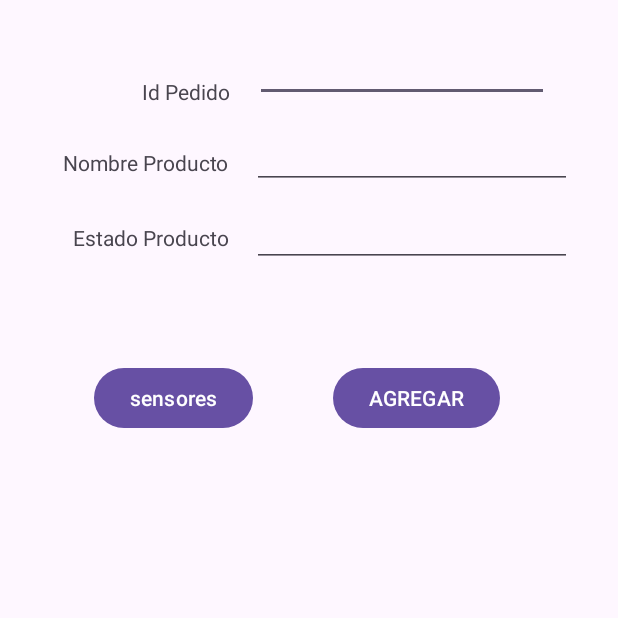
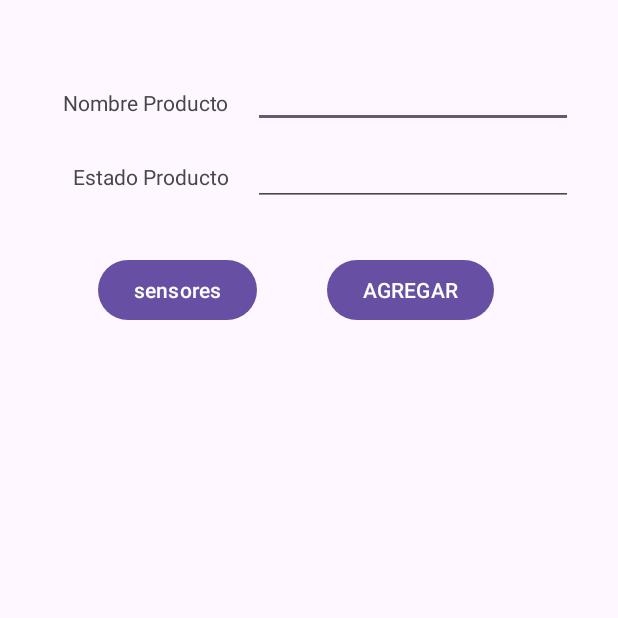
Before and after one commit to BenjaminSoto1/evaluacion2, an Android app: the screen it shows after launch (MainActivity), on a phone screen of 412 x 824 dp, the top half of it. Run offline under Robolectric (Android 15) with nearby library versions, the phone set to English and light mode, and no system bars; our stand-ins replace Firebase (no records; nobody signed in at launch, a user with empty details on screens opened directly).

Commit message:
final 3:25

```diff
--- a/app/src/main/java/cl/example/evaluacion/Clases/Pedidos.java
+++ b/app/src/main/java/cl/example/evaluacion/Clases/Pedidos.java
@@ -45,10 +45,10 @@ public class Pedidos {
 
     @Override
     public String toString() {
-        return "Autor{" +
-                "idAutor='" + idPedido + '\'' +
-                ", nombre='" + nombre + '\'' +
-                ", estado='" + estado + '\'' +
-                '}';
+        return
+                   '\'' +
+                "Producto: "+nombre + '\'' +
+              "Estado: "+ estado + '\''
+              ;
     }
 }
--- a/app/src/main/java/cl/example/evaluacion/MainActivity.java
+++ b/app/src/main/java/cl/example/evaluacion/MainActivity.java
@@ -43,7 +43,7 @@ public class MainActivity extends AppCompatActivity {
         Intent intent = new Intent(this,Sensores.class);
         eTNombre=findViewById(R.id.eTnombre);
         eTestado=findViewById(R.id.eTestado);
-        eTpedido=findViewById(R.id.eTpedido);
+
         bTAgregar=findViewById(R.id.button);
         lvpedidos=findViewById(R.id.lvPedidos);
         inicializarFireBase();
--- a/app/src/main/java/cl/example/evaluacion/Sensores.java
+++ b/app/src/main/java/cl/example/evaluacion/Sensores.java
@@ -3,10 +3,12 @@ package cl.example.evaluacion;
 import androidx.appcompat.app.AppCompatActivity;
 
 import android.content.Context;
+import android.content.Intent;
 import android.hardware.Sensor;
 import android.hardware.SensorManager;
 import android.os.Bundle;
 import android.view.View;
+import android.widget.Button;
 import android.widget.TextView;
 
 import java.util.List;
@@ -15,11 +17,13 @@ public class Sensores extends AppCompatActivity {
 
     private SensorManager mgr;
     private TextView textlista;
-
+    Button btsensor;
     @Override
     protected void onCreate(Bundle savedInstanceState) {
         super.onCreate(savedInstanceState);
         setContentView(R.layout.activity_sensores);
+        btsensor=(findViewById(R.id.btSensor2));
+        Intent intent2 = new Intent(this,MainActivity.class);
         mgr =(SensorManager) getSystemService(Context.SENSOR_SERVICE);
         textlista =(TextView) findViewById(R.id.sensorLista);
         List<Sensor> sensorLista= mgr.getSensorList(Sensor.TYPE_ALL);
@@ -29,5 +33,11 @@ public class Sensores extends AppCompatActivity {
         }
         textlista.setVisibility(View.VISIBLE);
         textlista.setText(strbuilder);
+        btsensor.setOnClickListener(new View.OnClickListener() {
+            @Override
+            public void onClick(View v) {
+                startActivity(intent2);
+            }
+        });
     }
 }
--- a/app/src/main/res/layout/activity_main.xml
+++ b/app/src/main/res/layout/activity_main.xml
@@ -13,23 +13,10 @@
         android:text="sensores"
         app:layout_constraintBottom_toBottomOf="parent"
         app:layout_constraintEnd_toEndOf="parent"
-        app:layout_constraintHorizontal_bias="0.204"
+        app:layout_constraintHorizontal_bias="0.213"
         app:layout_constraintStart_toStartOf="parent"
         app:layout_constraintTop_toTopOf="parent"
-        app:layout_constraintVertical_bias="0.311" />
-
-    <EditText
-        android:id="@+id/eTpedido"
-        android:layout_width="196dp"
-        android:layout_height="40dp"
-        android:ems="10"
-        android:inputType="text"
-        app:layout_constraintBottom_toBottomOf="parent"
-        app:layout_constraintEnd_toEndOf="parent"
-        app:layout_constraintHorizontal_bias="0.786"
-        app:layout_constraintStart_toStartOf="parent"
-        app:layout_constraintTop_toTopOf="parent"
-        app:layout_constraintVertical_bias="0.036" />
+        app:layout_constraintVertical_bias="0.218" />
 
     <EditText
         android:id="@+id/eTnombre"
@@ -39,10 +26,35 @@
         android:inputType="text"
         app:layout_constraintBottom_toBottomOf="parent"
         app:layout_constraintEnd_toEndOf="parent"
-        app:layout_constraintHorizontal_bias="0.845"
+        app:layout_constraintHorizontal_bias="0.85"
         app:layout_constraintStart_toStartOf="parent"
         app:layout_constraintTop_toTopOf="parent"
-        app:layout_constraintVertical_bias="0.104" />
+        app:layout_constraintVertical_bias="0.051" />
+
+    <EditText
+        android:id="@+id/eTestado"
+        android:layout_width="wrap_content"
+        android:layout_height="wrap_content"
+        android:ems="10"
+        android:inputType="text"
+        app:layout_constraintBottom_toBottomOf="parent"
+        app:layout_constraintEnd_toEndOf="parent"
+        app:layout_constraintHorizontal_bias="0.85"
+        app:layout_constraintStart_toStartOf="parent"
+        app:layout_constraintTop_toTopOf="parent"
+        app:layout_constraintVertical_bias="0.118" />
+
+    <TextView
+        android:id="@+id/tvEstado"
+        android:layout_width="wrap_content"
+        android:layout_height="wrap_content"
+        android:text="Estado Producto"
+        app:layout_constraintBottom_toBottomOf="parent"
+        app:layout_constraintEnd_toEndOf="parent"
+        app:layout_constraintHorizontal_bias="0.159"
+        app:layout_constraintStart_toStartOf="parent"
+        app:layout_constraintTop_toTopOf="parent"
+        app:layout_constraintVertical_bias="0.134" />
 
     <TextView
         android:id="@+id/tvNombreProducto"
@@ -54,44 +66,7 @@
         app:layout_constraintHorizontal_bias="0.14"
         app:layout_constraintStart_toStartOf="parent"
         app:layout_constraintTop_toTopOf="parent"
-        app:layout_constraintVertical_bias="0.123" />
-
-    <TextView
-        android:id="@+id/tvEstado"
-        android:layout_width="wrap_content"
-        android:layout_height="wrap_content"
-        android:text="Estado Producto"
-        app:layout_constraintBottom_toBottomOf="parent"
-        app:layout_constraintEnd_toEndOf="parent"
-        app:layout_constraintHorizontal_bias="0.159"
-        app:layout_constraintStart_toStartOf="parent"
-        app:layout_constraintTop_toTopOf="parent"
-        app:layout_constraintVertical_bias="0.185" />
-
-    <TextView
-        android:id="@+id/tvIdpedidos"
-        android:layout_width="wrap_content"
-        android:layout_height="wrap_content"
-        android:text="Id Pedido"
-        app:layout_constraintBottom_toBottomOf="parent"
-        app:layout_constraintEnd_toEndOf="parent"
-        app:layout_constraintHorizontal_bias="0.267"
-        app:layout_constraintStart_toStartOf="parent"
-        app:layout_constraintTop_toTopOf="parent"
-        app:layout_constraintVertical_bias="0.064" />
-
-    <EditText
-        android:id="@+id/eTestado"
-        android:layout_width="wrap_content"
-        android:layout_height="wrap_content"
-        android:ems="10"
-        android:inputType="text"
-        app:layout_constraintBottom_toBottomOf="parent"
-        app:layout_constraintEnd_toEndOf="parent"
-        app:layout_constraintHorizontal_bias="0.845"
-        app:layout_constraintStart_toStartOf="parent"
-        app:layout_constraintTop_toTopOf="parent"
-        app:layout_constraintVertical_bias="0.17" />
+        app:layout_constraintVertical_bias="0.073" />
 
     <Button
         android:id="@+id/button"
@@ -100,20 +75,28 @@
         android:text="AGREGAR"
         app:layout_constraintBottom_toBottomOf="parent"
         app:layout_constraintEnd_toEndOf="parent"
-        app:layout_constraintHorizontal_bias="0.739"
+        app:layout_constraintHorizontal_bias="0.725"
         app:layout_constraintStart_toStartOf="parent"
         app:layout_constraintTop_toTopOf="parent"
-        app:layout_constraintVertical_bias="0.311" />
+        app:layout_constraintVertical_bias="0.218" />
 
     <ListView
         android:id="@+id/lvPedidos"
         android:layout_width="409dp"
         android:layout_height="469dp"
+        android:layout_marginTop="1dp"
         app:layout_constraintBottom_toBottomOf="parent"
         app:layout_constraintEnd_toEndOf="parent"
-        app:layout_constraintHorizontal_bias="0.0"
         app:layout_constraintStart_toStartOf="parent"
-        app:layout_constraintTop_toTopOf="parent"
+        app:layout_constraintTop_toBottomOf="@+id/linearLayout"
         app:layout_constraintVertical_bias="1.0" />
 
+    <LinearLayout
+        android:id="@+id/linearLayout"
+        android:layout_width="409dp"
+        android:layout_height="63dp"
+        android:orientation="vertical"
+        tools:layout_editor_absoluteX="1dp"
+        tools:layout_editor_absoluteY="198dp"></LinearLayout>
+
 </androidx.constraintlayout.widget.ConstraintLayout>
--- a/app/src/main/res/layout/activity_sensores.xml
+++ b/app/src/main/res/layout/activity_sensores.xml
@@ -5,6 +5,18 @@
     android:layout_width="match_parent"
     android:layout_height="match_parent"
     tools:context=".Sensores">
+
+    <Button
+        android:id="@+id/btSensor2"
+        android:layout_width="161dp"
+        android:layout_height="70dp"
+        android:text="Volver"
+        app:layout_constraintBottom_toBottomOf="parent"
+        app:layout_constraintEnd_toEndOf="parent"
+        app:layout_constraintHorizontal_bias="0.498"
+        app:layout_constraintStart_toStartOf="parent"
+        app:layout_constraintTop_toTopOf="parent"
+        app:layout_constraintVertical_bias="0.061" />
 
     <TextView
         android:id="@+id/sensorLista"
@@ -15,5 +27,6 @@
         app:layout_constraintEnd_toEndOf="parent"
         app:layout_constraintHorizontal_bias="0.495"
         app:layout_constraintStart_toStartOf="parent"
-        app:layout_constraintTop_toTopOf="parent" />
+        app:layout_constraintTop_toTopOf="parent"
+        app:layout_constraintVertical_bias="0.498" />
 </androidx.constraintlayout.widget.ConstraintLayout>
```
